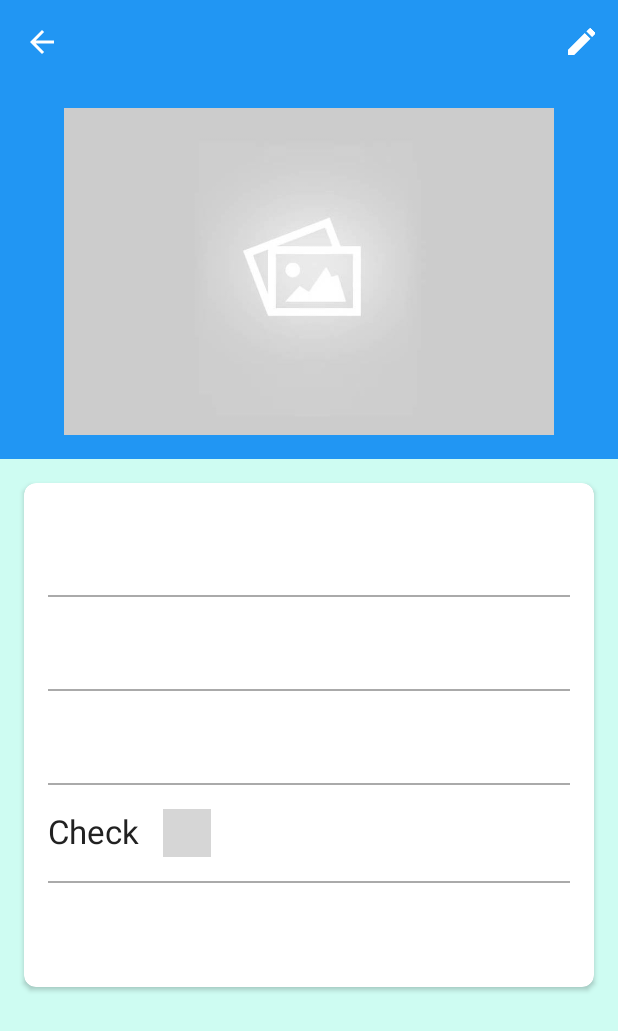
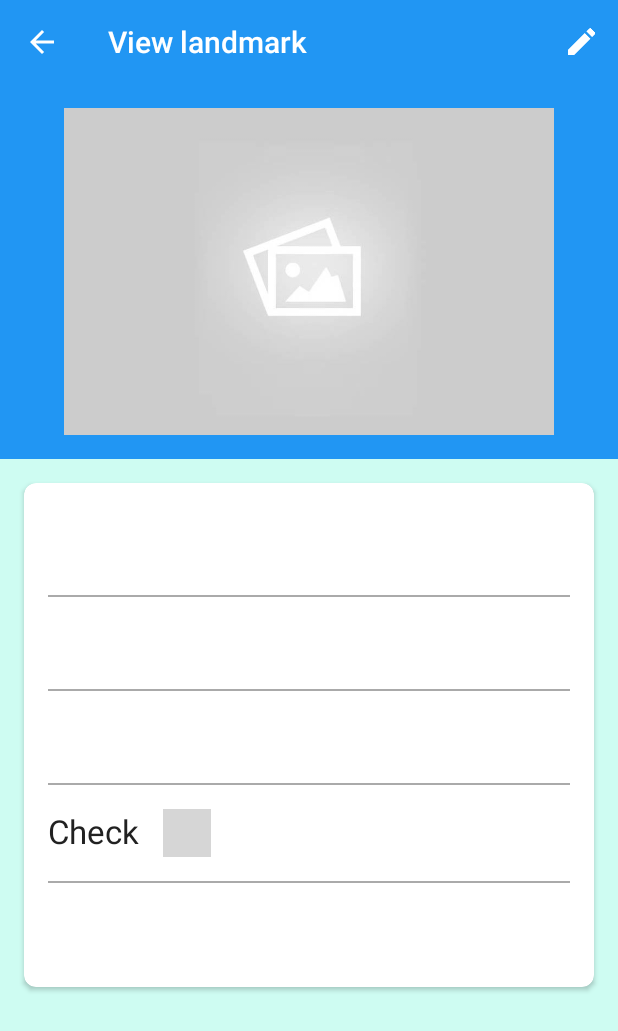
Before and after one commit to davidexterman/KeepTrip, an Android app: the fragment LandmarkViewDetailsFragment placed in its activity, on a phone screen of 412 x 824 dp. Shown: the top 1031 px of the screen. Run offline under Robolectric (Android 15) with nearby library versions, the phone set to English and light mode, and no system bars; our stand-ins replace Picasso; 2 statements that could not run were skipped; grey boxes are pictures that could not be loaded.

Commit message:
trip viewing added

```diff
--- a/app/src/main/java/com/keeptrip/keeptrip/landmark/activity/LandmarkMainActivity.java
+++ b/app/src/main/java/com/keeptrip/keeptrip/landmark/activity/LandmarkMainActivity.java
@@ -12,15 +12,24 @@ import com.keeptrip.keeptrip.landmark.interfaces.OnGetCurrentLandmark;
 import com.keeptrip.keeptrip.landmark.interfaces.OnGetCurrentTripId;
 import com.keeptrip.keeptrip.R;
 import com.keeptrip.keeptrip.model.Landmark;
+import com.keeptrip.keeptrip.model.Trip;
+import com.keeptrip.keeptrip.trip.fragment.TripUpdateFragment;
+import com.keeptrip.keeptrip.trip.fragment.TripViewDetailsFragment;
 
 public class LandmarkMainActivity extends AppCompatActivity implements OnGetCurrentTripId,
-        OnGetCurrentLandmark, LandmarksListFragment.OnSetCurrentLandmark, LandmarksListFragment.GetCurrentTripTitle {
+        OnGetCurrentLandmark, LandmarksListFragment.OnSetCurrentLandmark, LandmarksListFragment.GetCurrentTripTitle,
+        TripViewDetailsFragment.OnGetCurrentTrip, TripUpdateFragment.OnGetCurrentTrip{
+
     public static final String TRIP_ID_PARAM = "TRIP_ID_PARAM";
     public static final String TRIP_TITLE_PARAM = "TRIP_TITLE_PARAM";
+    public static final String CURRENT_TRIP_PARAM = "CURRENT_TRIP_PARAM";
+
     private static final String SAVE_TRIP = "SAVE_TRIP";
+    private static final String SAVE_LANDMARK = "SAVE_LANDMARK";
     public Landmark currentLandmark;
     private int currentTripId;
     private String currentTripTitle;
+    private Trip currentTrip;
 
     @Override
     protected void onCreate(Bundle savedInstanceState) {
@@ -28,7 +37,8 @@ public class LandmarkMainActivity extends AppCompatActivity implements OnGetCurr
         setContentView(R.layout.activity_landmark_main);
 
         if (savedInstanceState != null){
-            currentLandmark = savedInstanceState.getParcelable(SAVE_TRIP);
+            currentLandmark = savedInstanceState.getParcelable(SAVE_LANDMARK);
+            currentTrip = savedInstanceState.getParcelable(SAVE_TRIP);
         }
 
         Toolbar myToolbar = (Toolbar) findViewById(R.id.MainToolBar);
@@ -39,8 +49,11 @@ public class LandmarkMainActivity extends AppCompatActivity implements OnGetCurr
         getSupportActionBar().setDisplayShowHomeEnabled(true);
 
         Intent intent = getIntent();
-        currentTripId = intent.getIntExtra(TRIP_ID_PARAM, -1);
-        currentTripTitle = intent.getStringExtra(TRIP_TITLE_PARAM);
+        currentTrip = intent.getParcelableExtra(CURRENT_TRIP_PARAM);
+        currentTripId = currentTrip.getId();
+        currentTripTitle = currentTrip.getTitle();
+//        currentTripId = intent.getIntExtra(TRIP_ID_PARAM, -1);
+//        currentTripTitle = intent.getStringExtra(TRIP_TITLE_PARAM);
 
 
         if (findViewById(R.id.landmark_main_fragment_container) != null) {
@@ -55,7 +68,8 @@ public class LandmarkMainActivity extends AppCompatActivity implements OnGetCurr
     @Override
     protected void onSaveInstanceState(Bundle outState) {
         super.onSaveInstanceState(outState);
-        outState.putParcelable(SAVE_TRIP, currentLandmark);
+        outState.putParcelable(SAVE_LANDMARK, currentLandmark);
+        outState.putParcelable(SAVE_TRIP, currentTrip);
     }
 
     @Override
@@ -73,10 +87,14 @@ public class LandmarkMainActivity extends AppCompatActivity implements OnGetCurr
         return currentLandmark;
     }
 
-
     @Override
     public String getCurrentTripTitle() {
         return currentTripTitle;
+    }
+
+    @Override
+    public Trip onGetCurrentTrip() {
+        return currentTrip;
     }
 
     @Override
--- a/app/src/main/java/com/keeptrip/keeptrip/landmark/fragment/LandmarkViewDetailsFragment.java
+++ b/app/src/main/java/com/keeptrip/keeptrip/landmark/fragment/LandmarkViewDetailsFragment.java
@@ -5,6 +5,8 @@ import android.app.Fragment;
 import android.app.FragmentTransaction;
 import android.content.res.TypedArray;
 import android.os.Bundle;
+import android.support.v7.app.ActionBar;
+import android.support.v7.app.AppCompatActivity;
 import android.view.LayoutInflater;
 import android.view.Menu;
 import android.view.MenuInflater;
@@ -51,10 +53,16 @@ public class LandmarkViewDetailsFragment extends Fragment {
         parentView = inflater.inflate(R.layout.fragment_landmark_view_details, container, false);
 
         // initialize landmark date parameters
-      //  dateFormatter = new SimpleDateFormat("E, MMM dd, yyyy", Locale.US);
+        //  dateFormatter = new SimpleDateFormat("E, MMM dd, yyyy", Locale.US);
         dateFormatter = DateFormatUtils.getFormDateFormat();
 
         findViewsById(parentView);
+
+        ActionBar actionBar = ((AppCompatActivity) getActivity()).getSupportActionBar();
+        actionBar.setTitle(getResources().getString(R.string.landmark_view_details_toolbar_title));
+        actionBar.setHomeButtonEnabled(true);
+        actionBar.setDisplayHomeAsUpEnabled(true);
+        actionBar.setDisplayShowHomeEnabled(false);
 
         currentLandmark = mCallback.onGetCurrentLandmark();
         if (currentLandmark != null) {
@@ -65,6 +73,21 @@ public class LandmarkViewDetailsFragment extends Fragment {
         setHasOptionsMenu(true);
         return parentView;
     }
+
+    @Override
+    public void onAttach(Activity activity) {
+        super.onAttach(activity);
+
+        // This makes sure that the container activity has implemented
+        // the callback interface. If not, it throws an exception
+        try {
+            mCallback = (OnGetCurrentLandmark) activity;
+        } catch (ClassCastException e) {
+            throw new ClassCastException(activity.toString()
+                    + " must implement OnGetCurrentLandmark");
+        }
+    }
+
 
     // find all needed views by id's
     private void findViewsById(View parentView) {
@@ -92,19 +115,17 @@ public class LandmarkViewDetailsFragment extends Fragment {
 
         lmIconTypeImageView.setImageResource(iconType.getResourceId(currentLandmark.getTypePosition(), -1));
 
-        if(currentLandmark.getPhotoPath() == null || currentLandmark.getPhotoPath().trim().equals("")){
+        if (currentLandmark.getPhotoPath() == null || currentLandmark.getPhotoPath().trim().equals("")) {
             lmPhotoImageView.setVisibility(View.GONE);
-        }
-        else{
+        } else {
             ImageUtils.updatePhotoImageViewByPath(getActivity(), currentLandmark.getPhotoPath(), lmPhotoImageView);
         }
     }
 
-    private void setViewStringOrGone(TextView currentView, String string){
-        if(string == null || string.trim().equals("")){
+    private void setViewStringOrGone(TextView currentView, String string) {
+        if (string == null || string.trim().equals("")) {
             currentView.setVisibility(View.GONE);
-        }
-        else{
+        } else {
             currentView.setText(string);
         }
     }
@@ -133,17 +154,4 @@ public class LandmarkViewDetailsFragment extends Fragment {
         }
     }
 
-    @Override
-    public void onAttach(Activity activity) {
-        super.onAttach(activity);
-
-        // This makes sure that the container activity has implemented
-        // the callback interface. If not, it throws an exception
-        try {
-            mCallback = (OnGetCurrentLandmark) activity;
-        } catch (ClassCastException e) {
-            throw new ClassCastException(activity.toString()
-                    + " must implement OnGetCurrentLandmark");
-        }
-    }
 }
--- /dev/null
+++ b/app/src/main/res/menu/fragment_landmarks_timeline_menusitem.xml
@@ -0,0 +1,10 @@
+<?xml version="1.0" encoding="utf-8"?>
+<menu xmlns:android="http://schemas.android.com/apk/res/android"
+    xmlns:app="http://schemas.android.com/apk/res-auto">
+    <item
+        android:id="@+id/view_details_item"
+        android:icon="@android:drawable/ic_menu_info_details"
+        app:showAsAction="always">
+    </item>
+
+</menu>
--- a/app/src/main/res/values/strings.xml
+++ b/app/src/main/res/values/strings.xml
@@ -4,7 +4,7 @@
     <string name="description_dialog_cancel">Cancel</string>
     <string name="description_dialog_title">Enter Description</string>
 
-
+    <string name="trip_view_details_toolbar_title">View trip</string>
     <string name="trip_create_new_trip_toolbar_title">Create new trip</string>
     <string name="trip_update_trip_toolbar_title">Update trip</string>
 
@@ -39,6 +39,7 @@
     <!--<string name="trip_update_description_dialog_cancel">Cancel</string>-->
 
 
+    <string name="landmark_view_details_toolbar_title">View landmark</string>
     <string name="landmark_create_new_landmark_toolbar_title">Create new landmark</string>
     <string name="landmark_update_landmark_toolbar_title">Update landmark</string>
     <string-array name="landmarks_settings_dialog_options">
```
Also changed, not shown: app/src/main/java/com/keeptrip/keeptrip/landmark/fragment/LandmarksListFragment.java (+34 -0 lines), app/src/main/java/com/keeptrip/keeptrip/trip/fragment/TripCreateDetailsFragment.java (+6 -11 lines), app/src/main/java/com/keeptrip/keeptrip/trip/fragment/TripViewDetailsFragment.java (+22 -17 lines), app/src/main/java/com/keeptrip/keeptrip/trip/fragment/TripsListFragment.java (+16 -6 lines).
